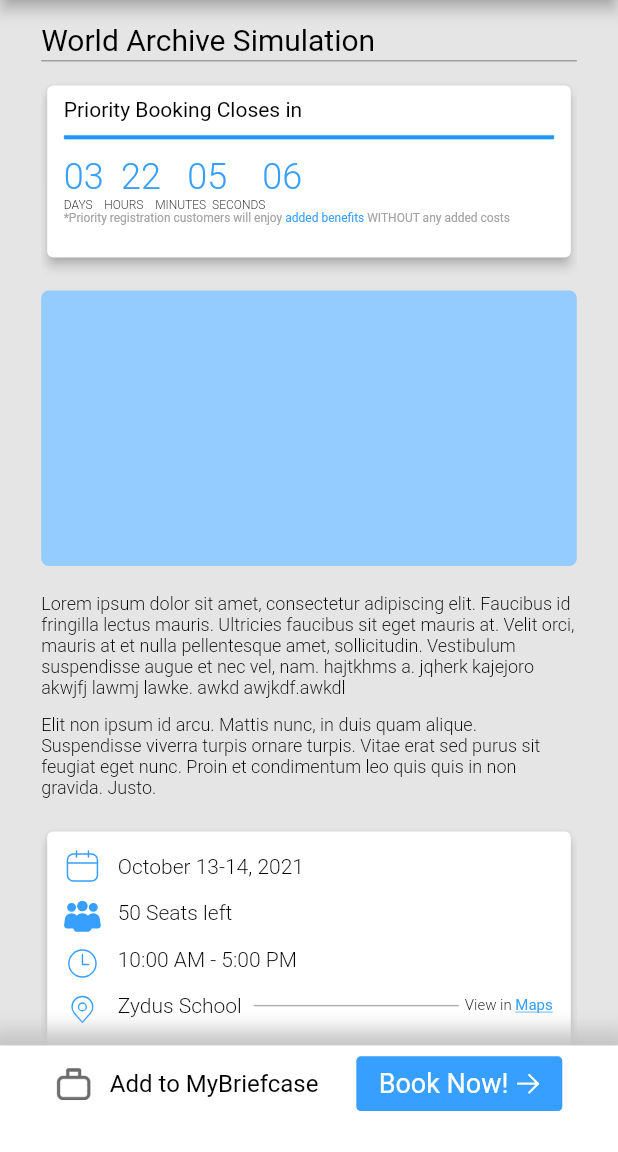
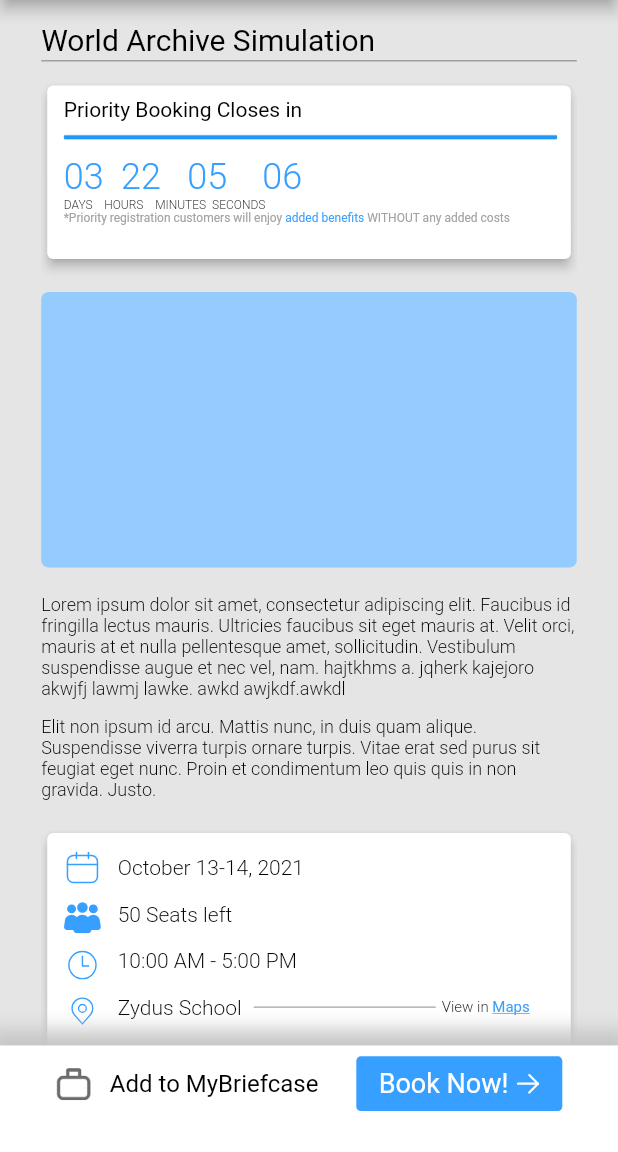
Before and after one commit to smit-mist/The-MUN, a Flutter app: the AboutMunScreen screen opened directly, on a phone screen of 412 x 824 dp, the part 84-1236 px from its top. Run offline on Flutter 3.47's test engine with Material 2 defaults, Android fonts, the phone set to English and light mode, and no system bars; our stand-ins replace chewie, cloud_firestore, firebase_auth, firebase_core, flutter_rating_bar, flutter_spinkit and 5 more; accounts and stored records are empty; Roboto replaces fonts that are missing (RobotoLight).

Commit message:
overflow removed

```diff
--- a/mun/lib/views/MUN/about_mun_screen.dart
+++ b/mun/lib/views/MUN/about_mun_screen.dart
@@ -84,9 +84,9 @@ class _AboutMunScreenState extends State<AboutMunScreen> {
               Card(
                 elevation: 3.0,
                 child: Container(
-                  height: h * (113 / kScreenHeight),
+                  height: h * (114 / kScreenHeight),
                   width: w,
-                  padding: EdgeInsets.only(left: 11.0, top: 8.0, right: 11.0),
+                  padding: EdgeInsets.only(left: 11.0, top: 8.0, right: 9.0),
                   child: Column(
                     crossAxisAlignment: CrossAxisAlignment.start,
                     children: [
@@ -303,7 +303,7 @@ class _AboutMunScreenState extends State<AboutMunScreen> {
                                 height: 15.0,
                               ),
                               Container(
-                                width: w * (264 / kScreenWidth),
+                                width: w * (250/ kScreenWidth),
                                 child: Row(
                                   children: [
                                     Text(
@@ -410,7 +410,7 @@ class _AboutMunScreenState extends State<AboutMunScreen> {
                             ],
                           ),
                           SizedBox(
-                            width: w * (113 / kScreenWidth),
+                            width: w * (84 / kScreenWidth),
                           ),
                           ElevatedButton(
                             style: ButtonStyle(
```
